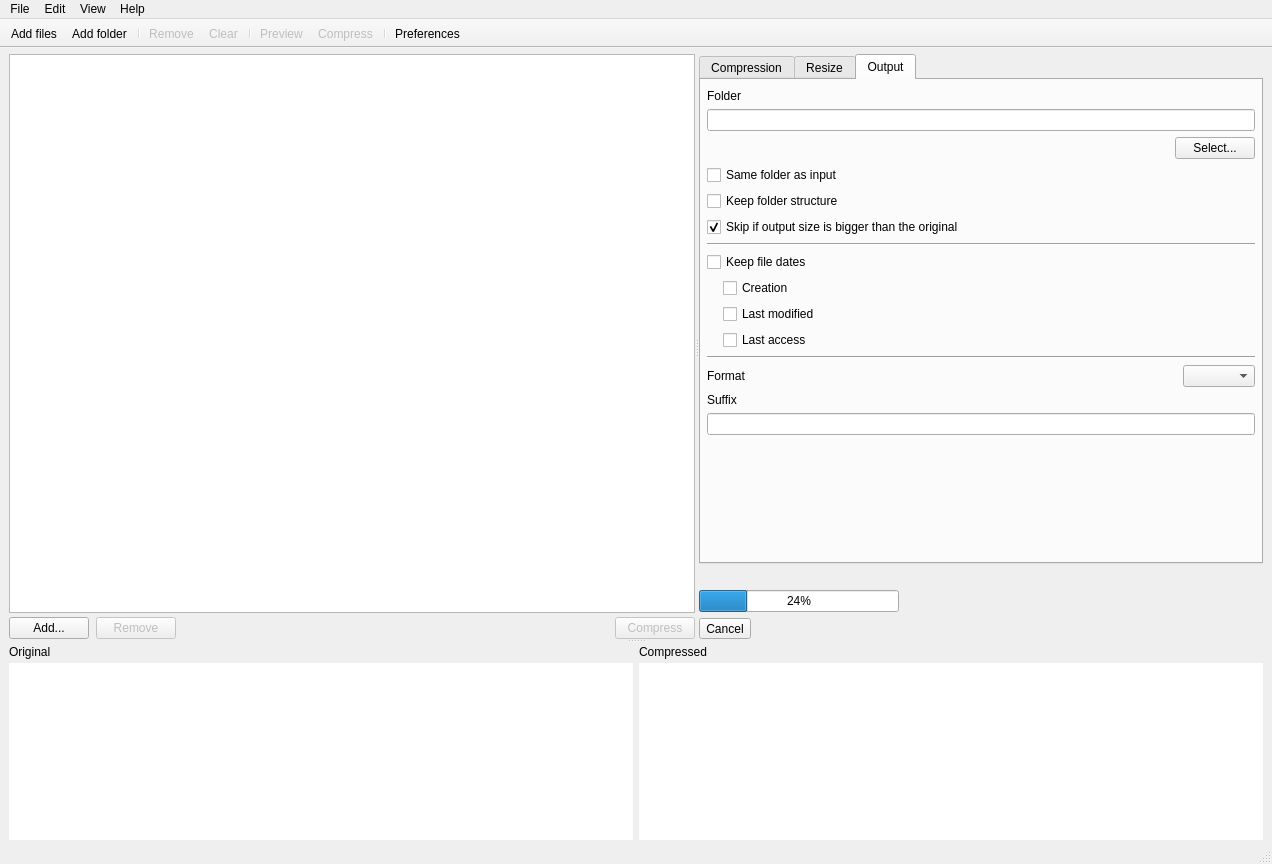
The window that views/MainWindow.ui (Lymphatus/caesium-image-compressor) describes before a commit, drawn with Qt 5.
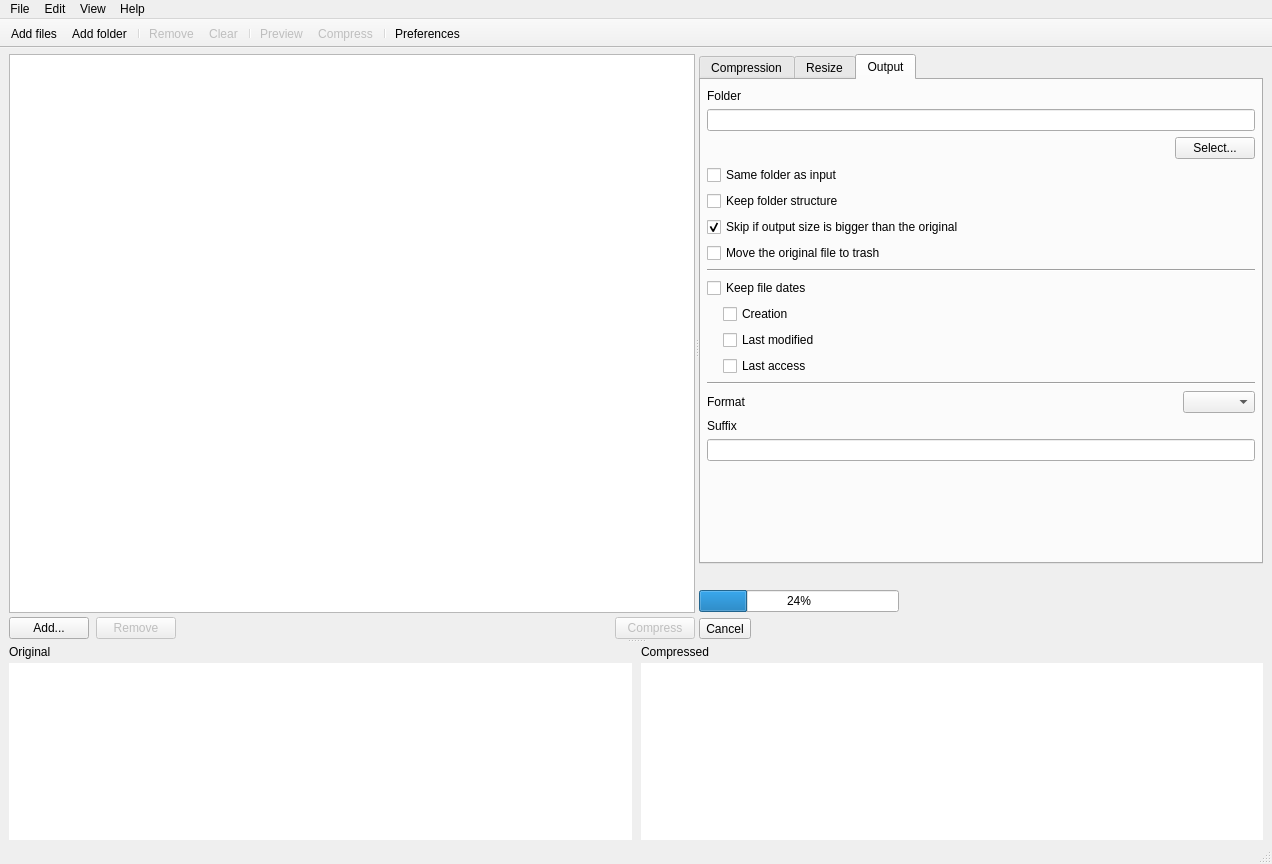
The same window after the commit. The open tabs and pages were chosen to show the change. Icons and pictures are not drawn. Custom widgets are drawn as their Qt base class.

The edit to the form file:
```diff
--- a/views/MainWindow.ui
+++ b/views/MainWindow.ui
@@ -896,6 +896,13 @@
                  </property>
                 </widget>
                </item>
+               <item>
+                <widget class="QCheckBox" name="moveOriginalFileToTrash_CheckBox">
+                 <property name="text">
+                  <string>Move the original file to trash</string>
+                 </property>
+                </widget>
+               </item>
                <item>
                 <widget class="Line" name="line_2">
                  <property name="orientation">
@@ -1068,7 +1075,7 @@
          <number>2</number>
         </property>
         <property name="horizontalSpacing">
-         <number>-1</number>
+         <number>9</number>
         </property>
         <property name="verticalSpacing">
          <number>4</number>
```
Left out of the diff: 4 changed lines with no effect on the pictures.
